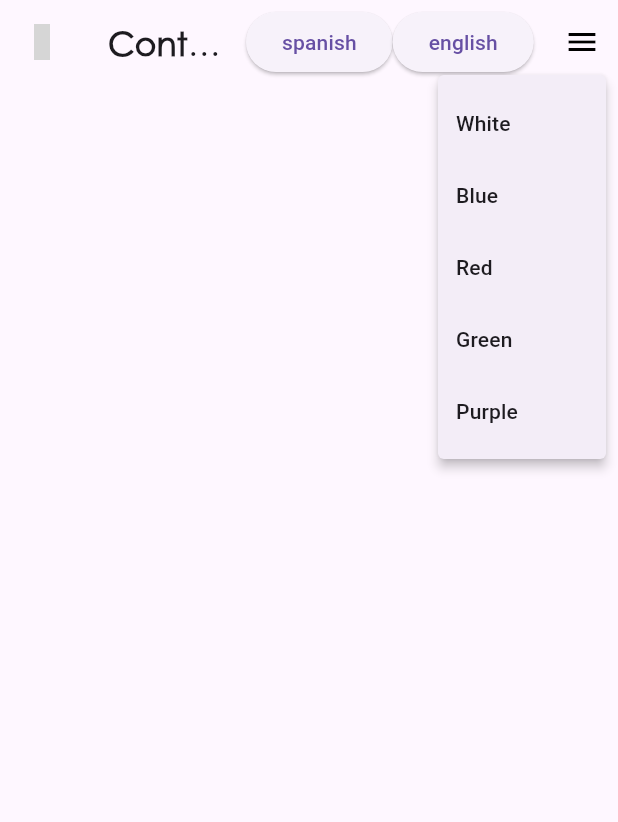
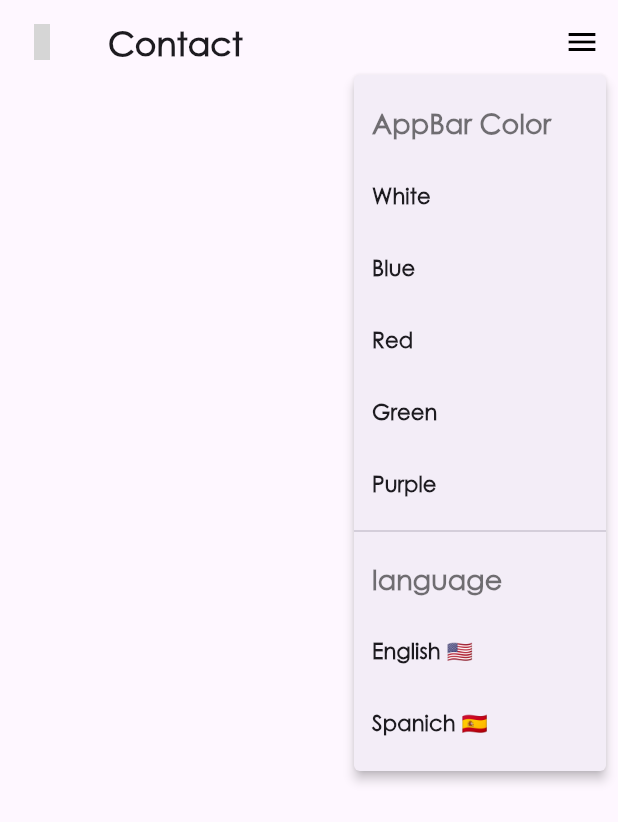
Before and after one commit to fr4t3llo/ft_hangouts, a Flutter app: the screen it shows after launch, after a tap on the "menu" icon, on a phone screen of 412 x 824 dp. Shown: the top 822 px of the screen. Run offline on Flutter 3.47's test engine with Material 3 defaults, Android fonts, the phone set to English and light mode, and no system bars; our stand-ins replace device_preview_plus, easy_localization, flutter_contacts, iconsax; grey boxes are pictures that could not be loaded.

Commit message:
update the language fixed

```diff
--- a/assets/translations/en.json
+++ b/assets/translations/en.json
@@ -1,5 +1,7 @@
 {
   "contact": "Contact",
+  "language": "language",
+  "app_bar_color": "AppBar Color",
   "add_contact": "Add Contact",
   "edit_contact": "Edit Contact",
   "first_name": "First name",
--- a/assets/translations/es.json
+++ b/assets/translations/es.json
@@ -1,5 +1,7 @@
 {
     "contact": "Contacto",
+    "language": "idioma",
+    "app_bar_color": "Color de la barra de la aplicación",
     "add_contact": "Añadir Contacto",
     "edit_contact": "Editar Contacto",
     "first_name": "Nombre",
--- a/lib/pages/contact_page.dart
+++ b/lib/pages/contact_page.dart
@@ -95,58 +95,106 @@ class _ContactPageState extends State<ContactPage> {
               ),
             ),
             actions: [
-              SizedBox(
-                height: 200,
-                width: 200,
-                child: Row(
-                  children: [
-                    ElevatedButton(
-                        onPressed: () async {
-                          await context.setLocale(const Locale('es'));
-                        },
-                        child: const Text('spanish')),
-                    ElevatedButton(
-                        onPressed: () async {
-                          await context.setLocale(const Locale('en'));
-                        },
-                        child: const Text('english')),
-                  ],
-                ),
-              ),
               IconButton(
                 icon: const Icon(Icons.menu, color: Colors.black),
                 onPressed: () {
-                  // Show the PopupMenuButton to choose a color
-                  showMenu<Color>(
+                  // Show the PopupMenuButton to choose a color or language
+                  showMenu<dynamic>(
                     context: context,
                     position: const RelativeRect.fromLTRB(
                         100, 50, 0, 0), // Position the menu
                     items: [
+                      PopupMenuItem(
+                        enabled: false,
+                        child: Text(
+                          LocaleKeys.app_bar_color.tr(),
+                          style: const TextStyle(
+                              fontWeight: FontWeight.bold,
+                              color: Colors.black54,
+                              fontFamily: 'my',
+                              fontSize: 18),
+                        ),
+                      ),
                       PopupMenuItem<Color>(
                         value: Colors.white,
-                        child: Text(LocaleKeys.white.tr()),
+                        child: Text(
+                            style: const TextStyle(
+                                fontFamily: 'my', fontWeight: FontWeight.bold),
+                            LocaleKeys.white.tr()),
                       ),
                       PopupMenuItem<Color>(
                         value: Colors.blue,
-                        child: Text(LocaleKeys.blue.tr()),
+                        child: Text(
+                            style: const TextStyle(
+                                fontFamily: 'my', fontWeight: FontWeight.bold),
+                            LocaleKeys.blue.tr()),
                       ),
                       PopupMenuItem<Color>(
                         value: Colors.red,
-                        child: Text(LocaleKeys.red.tr()),
+                        child: Text(
+                            style: const TextStyle(
+                                fontFamily: 'my', fontWeight: FontWeight.bold),
+                            LocaleKeys.red.tr()),
                       ),
                       PopupMenuItem<Color>(
                         value: Colors.green,
-                        child: Text(LocaleKeys.green.tr()),
+                        child: Text(
+                            style: const TextStyle(
+                                fontFamily: 'my', fontWeight: FontWeight.bold),
+                            LocaleKeys.green.tr()),
                       ),
                       PopupMenuItem<Color>(
                         value: Colors.purple,
-                        child: Text(LocaleKeys.purple.tr()),
+                        child: Text(
+                            style: const TextStyle(
+                                fontFamily: 'my', fontWeight: FontWeight.bold),
+                            LocaleKeys.purple.tr()),
+                      ),
+                      // Divider to separate color options from language options
+                      const PopupMenuDivider(),
+                      PopupMenuItem(
+                        enabled: false,
+                        child: Text(
+                          LocaleKeys.language.tr(),
+                          style: const TextStyle(
+                              fontWeight: FontWeight.bold,
+                              color: Colors.black54,
+                              fontFamily: 'my',
+                              fontSize: 18),
+                        ),
+                      ),
+                      PopupMenuItem<String>(
+                        value: 'en',
+                        onTap: () => {context.setLocale(const Locale('en'))},
+                        child: const Text(
+                          'English 🇺🇸',
+                          style: TextStyle(
+                            fontFamily: 'my',
+                            fontWeight: FontWeight.bold,
+                          ),
+                        ),
+                      ),
+                      PopupMenuItem<String>(
+                        value: 'es',
+                        onTap: () => {context.setLocale(const Locale('es'))},
+                        child: const Text(
+                          'Spanich 🇪🇸',
+                          style: TextStyle(
+                            fontFamily: 'my',
+                            fontWeight: FontWeight.bold,
+                          ),
+                        ),
                       ),
                     ],
                   ).then((value) {
                     if (value != null) {
-                      appBarColorProvider
-                          .updateColor(value); // Change the AppBar color
+                      if (value is Color) {
+                        appBarColorProvider
+                            .updateColor(value); // Change the AppBar color
+                      } else if (value is String) {
+                        // Language change button - onPressed is empty as requested
+                        // This is where language change logic would go
+                      }
                     }
                   });
                 },
@@ -198,7 +246,7 @@ class _ContactPageState extends State<ContactPage> {
               const SizedBox(height: 16),
               ElevatedButton(
                 onPressed: _checkPermissionAndFetchContacts,
-                child:  Text(LocaleKeys.request_permission.tr()),
+                child: Text(LocaleKeys.request_permission.tr()),
               ),
             ],
           ),
```
Also changed, not shown: lib/pages/all_contacts.dart (added), lib/translations/codegen_loader.g.dart, lib/translations/locale_keys.g.dart.
